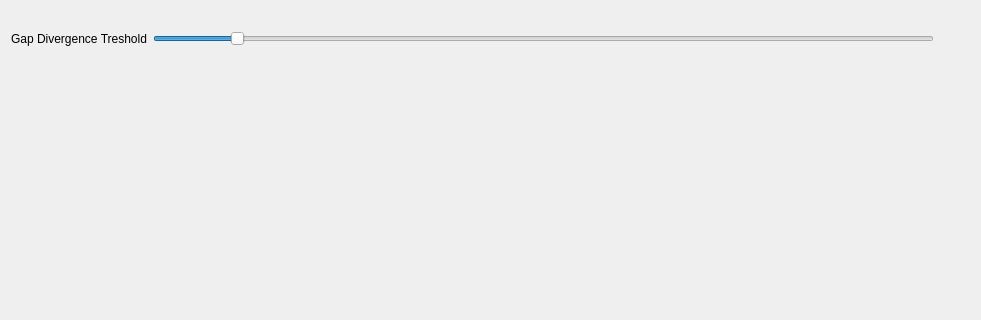
TUM-CBR/pymol-plugins, file cbr/msa/visual/ScoreByDivergence.ui: the form before one commit; both pictures show x 0 to 981 and y 0 to 320 of the 981 by 620 pixel window.
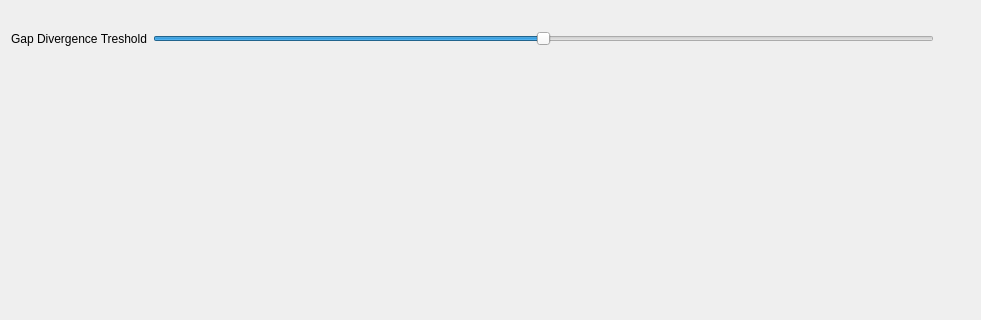
The form after the commit.

```diff
--- a/cbr/msa/visual/ScoreByDivergence.ui
+++ b/cbr/msa/visual/ScoreByDivergence.ui
@@ -39,7 +39,7 @@
         <number>100</number>
        </property>
        <property name="value">
-        <number>10</number>
+        <number>50</number>
        </property>
        <property name="orientation">
         <enum>Qt::Horizontal</enum>
```
